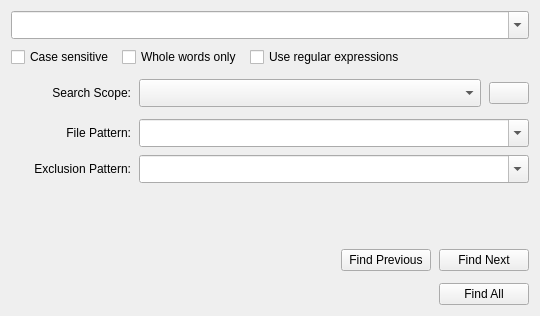
Before: the Qt Designer form App/panes/find_replace/find_widget.ui in fengzhu2007/anycode, drawn with Qt 5.
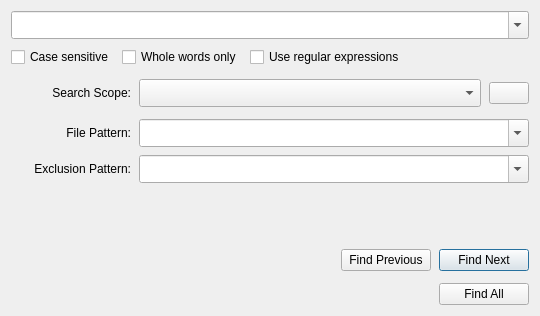
After: the same form once the commit is applied. Icons and pictures are not drawn.

What changed in the file:
```diff
--- a/App/panes/find_replace/find_widget.ui
+++ b/App/panes/find_replace/find_widget.ui
@@ -295,6 +295,9 @@
        <property name="autoDefault">
         <bool>true</bool>
        </property>
+       <property name="default">
+        <bool>true</bool>
+       </property>
       </widget>
      </item>
     </layout>
```
Left out of the diff: 8 changed lines with no effect on the pictures.
